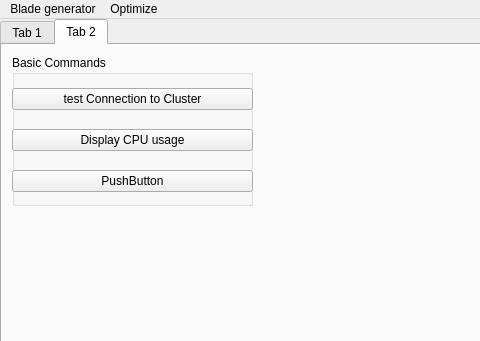
badabush/Blade-Optimization-Tool, file module/UI/qtdesigner/mainwindow.ui: the form before one commit; both pictures show x 0 to 480 and y 0 to 341 of the 1101 by 1033 pixel window.
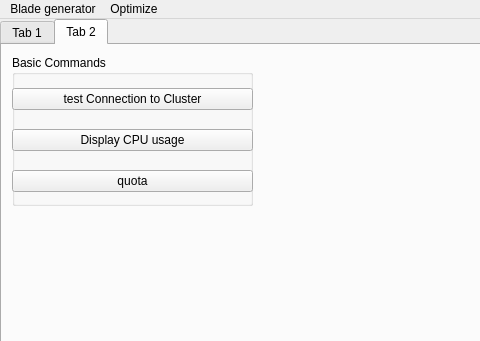
The form after the commit.

What changed in the file:
```diff
--- a/module/UI/qtdesigner/mainwindow.ui
+++ b/module/UI/qtdesigner/mainwindow.ui
@@ -665,7 +665,7 @@
         <item row="2" column="0">
          <widget class="QPushButton" name="pushButton_3">
           <property name="text">
-           <string>PushButton</string>
+           <string>quota</string>
           </property>
          </widget>
         </item>
```
Left out of the diff: 4 changed lines with no effect on the pictures.
